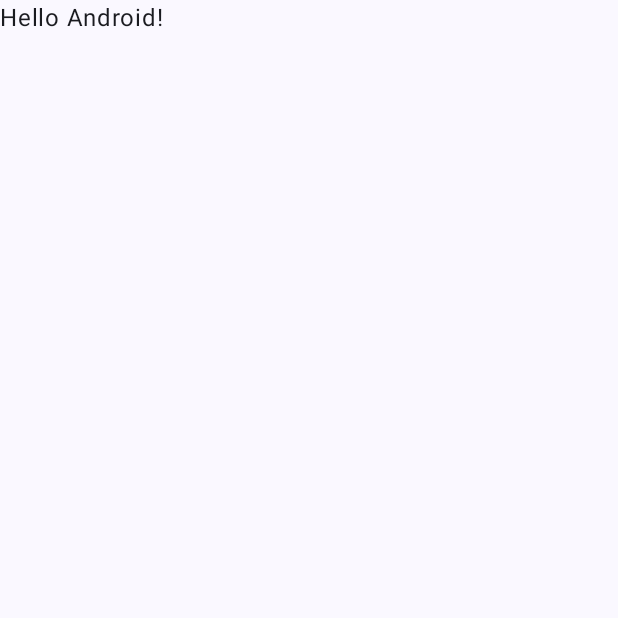
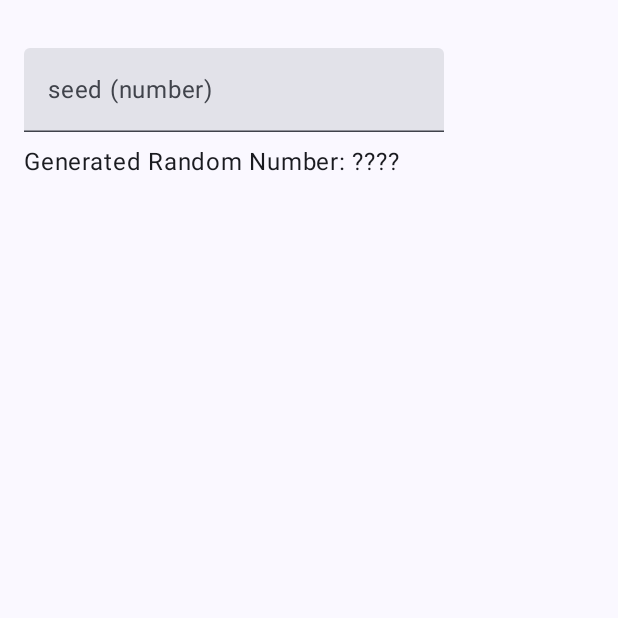
Before and after one commit to blackbracken/rust-ffi-examples, an Android app built with Jetpack Compose: the screen it shows after launch (MainActivity), on a phone screen of 412 x 824 dp, the top half of it. Before the commit the part shown is almost empty. Run offline under Robolectric (Android 15) with nearby library versions, the phone set to English and light mode, and no system bars.

Commit message:
feat: add android example

```diff
--- a/android/app/src/main/java/black/bracken/rustffiexamples/android/MainActivity.kt
+++ b/android/app/src/main/java/black/bracken/rustffiexamples/android/MainActivity.kt
@@ -4,13 +4,21 @@ import android.os.Bundle
 import androidx.activity.ComponentActivity
 import androidx.activity.compose.setContent
 import androidx.activity.enableEdgeToEdge
+import androidx.compose.foundation.layout.Column
+import androidx.compose.foundation.layout.Spacer
 import androidx.compose.foundation.layout.fillMaxSize
+import androidx.compose.foundation.layout.height
 import androidx.compose.foundation.layout.padding
 import androidx.compose.material3.Scaffold
 import androidx.compose.material3.Text
+import androidx.compose.material3.TextField
 import androidx.compose.runtime.Composable
+import androidx.compose.runtime.getValue
+import androidx.compose.runtime.mutableStateOf
+import androidx.compose.runtime.remember
+import androidx.compose.runtime.setValue
 import androidx.compose.ui.Modifier
-import androidx.compose.ui.tooling.preview.Preview
+import androidx.compose.ui.unit.dp
 import black.bracken.rustffiexamples.android.ui.theme.RustFfiExampleAndroidTheme
 
 class MainActivity : ComponentActivity() {
@@ -19,29 +27,40 @@ class MainActivity : ComponentActivity() {
         enableEdgeToEdge()
         setContent {
             RustFfiExampleAndroidTheme {
-                Scaffold(modifier = Modifier.fillMaxSize()) { innerPadding ->
-                    Greeting(
-                        name = "Android",
-                        modifier = Modifier.padding(innerPadding)
-                    )
-                }
+                MainScreen()
             }
         }
     }
 }
 
 @Composable
-fun Greeting(name: String, modifier: Modifier = Modifier) {
-    Text(
-        text = "Hello $name!",
-        modifier = modifier
-    )
-}
+fun MainScreen() {
+    var input by remember { mutableStateOf("") }
+    val generatedValue = remember(input) {
+        input.toIntOrNull()?.let { Randomizer.genRandomNumber(it).toString() } ?: "????"
+    }
 
-@Preview(showBackground = true)
-@Composable
-fun GreetingPreview() {
-    RustFfiExampleAndroidTheme {
-        Greeting("Android")
+    Scaffold(modifier = Modifier.fillMaxSize()) { innerPadding ->
+        Column(
+            modifier = Modifier
+                .fillMaxSize()
+                .padding(innerPadding)
+                .padding(horizontal = 16.dp),
+        ) {
+            Spacer(modifier = Modifier.height(32.dp))
+            TextField(
+                value = input,
+                onValueChange = { input = it },
+                placeholder = {
+                    Text(text = "seed (number)")
+                },
+                isError = input.isNotBlank() && input.toIntOrNull() == null
+            )
+            Spacer(modifier = Modifier.height(8.dp))
+
+            Text(
+                text = "Generated Random Number: $generatedValue",
+            )
+        }
     }
 }
```
Also changed, not shown: android/app/src/main/java/black/bracken/rustffiexamples/android/Randomizer.kt (added, +9 -0 lines), 9 other files.
